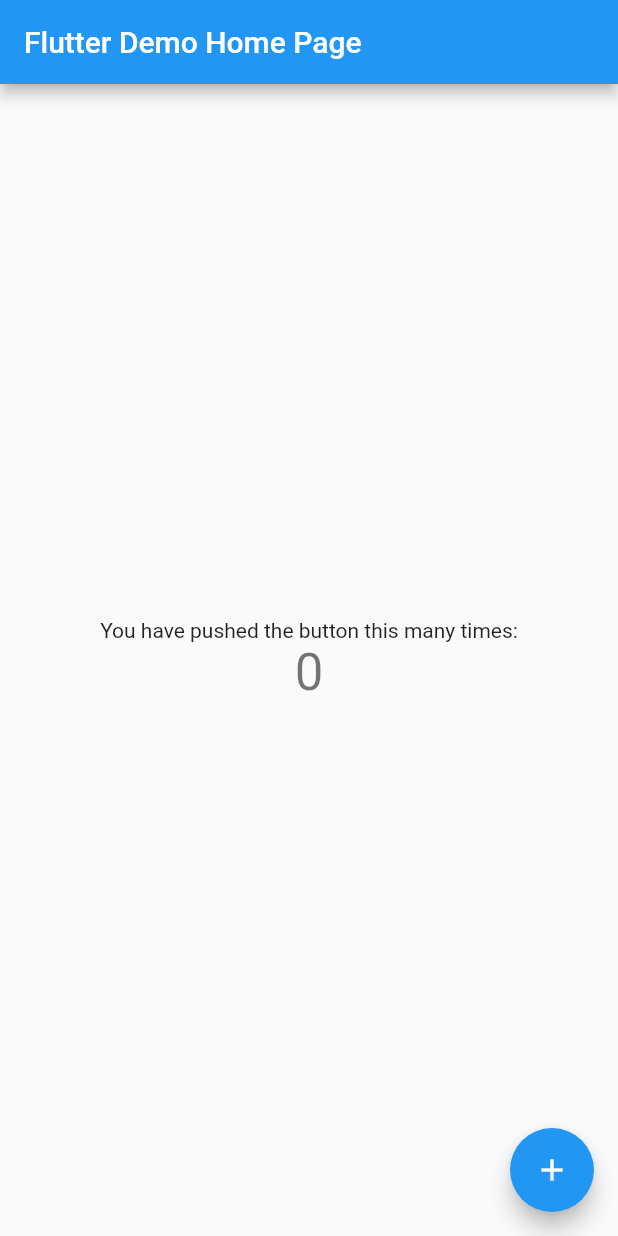
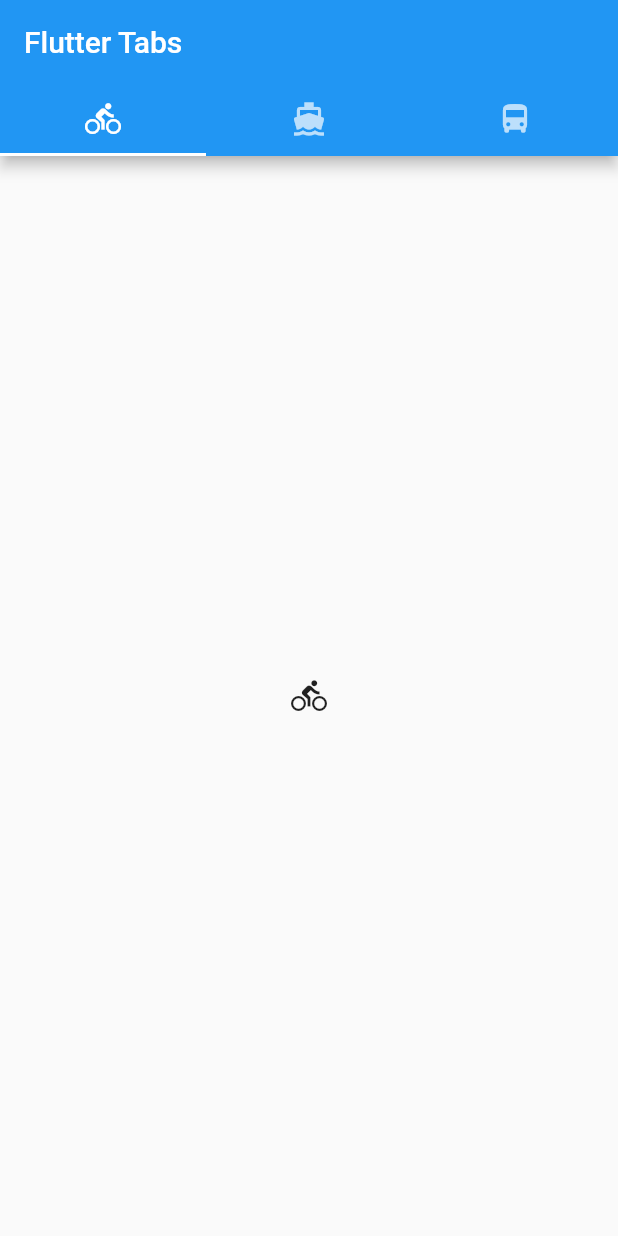
Before and after one commit to AlfredGarciaa/Flutter_Guias, a Flutter app: the screen it shows after launch, on a phone screen of 412 x 824 dp. Run offline on Flutter 3.47's test engine with Material 2 defaults, Android fonts, the phone set to English and light mode, and no system bars.

```diff
--- a/lib/main.dart
+++ b/lib/main.dart
@@ -1,115 +1,32 @@
 import 'package:flutter/material.dart';
 
-void main() {
-  runApp(const MyApp());
-}
+void main() => runApp(const TablessWidget());
 
-class MyApp extends StatelessWidget {
-  const MyApp({super.key});
+class TablessWidget extends StatelessWidget {
+  const TablessWidget({super.key});
 
-  // This widget is the root of your application.
   @override
   Widget build(BuildContext context) {
     return MaterialApp(
-      title: 'Flutter Demo',
-      theme: ThemeData(
-        // This is the theme of your application.
-        //
-        // Try running your application with "flutter run". You'll see the
-        // application has a blue toolbar. Then, without quitting the app, try
-        // changing the primarySwatch below to Colors.green and then invoke
-        // "hot reload" (press "r" in the console where you ran "flutter run",
-        // or simply save your changes to "hot reload" in a Flutter IDE).
-        // Notice that the counter didn't reset back to zero; the application
-        // is not restarted.
-        primarySwatch: Colors.blue,
-      ),
-      home: const MyHomePage(title: 'Flutter Demo Home Page'),
-    );
+        debugShowCheckedModeBanner: false,
+        title: 'Flutter Tabs',
+        home: DefaultTabController(
+            length: 3,
+            child: Scaffold(
+              appBar: AppBar(
+                title: const Text('Flutter Tabs'),
+                  bottom: const TabBar(
+                    tabs: <Widget>[
+                      Tab(icon: Icon(Icons.directions_bike)),
+                      Tab(icon: Icon(Icons.directions_boat)),
+                      Tab(icon: Icon(Icons.directions_bus))
+                    ],
+                  )),
+              body: const TabBarView(children: [
+                Icon(Icons.directions_bike),
+                Icon(Icons.directions_boat),
+                Icon(Icons.directions_bus)
+              ]),
+            )));
   }
 }
-
-class MyHomePage extends StatefulWidget {
-  const MyHomePage({super.key, required this.title});
-
-  // This widget is the home page of your application. It is stateful, meaning
-  // that it has a State object (defined below) that contains fields that affect
-  // how it looks.
-
-  // This class is the configuration for the state. It holds the values (in this
-  // case the title) provided by the parent (in this case the App widget) and
-  // used by the build method of the State. Fields in a Widget subclass are
-  // always marked "final".
-
-  final String title;
-
-  @override
-  State<MyHomePage> createState() => _MyHomePageState();
-}
-
-class _MyHomePageState extends State<MyHomePage> {
-  int _counter = 0;
-
-  void _incrementCounter() {
-    setState(() {
-      // This call to setState tells the Flutter framework that something has
-      // changed in this State, which causes it to rerun the build method below
-      // so that the display can reflect the updated values. If we changed
-      // _counter without calling setState(), then the build method would not be
-      // called again, and so nothing would appear to happen.
-      _counter++;
-    });
-  }
-
-  @override
-  Widget build(BuildContext context) {
-    // This method is rerun every time setState is called, for instance as done
-    // by the _incrementCounter method above.
-    //
-    // The Flutter framework has been optimized to make rerunning build methods
-    // fast, so that you can just rebuild anything that needs updating rather
-    // than having to individually change instances of widgets.
-    return Scaffold(
-      appBar: AppBar(
-        // Here we take the value from the MyHomePage object that was created by
-        // the App.build method, and use it to set our appbar title.
-        title: Text(widget.title),
-      ),
-      body: Center(
-        // Center is a layout widget. It takes a single child and positions it
-        // in the middle of the parent.
-        child: Column(
-          // Column is also a layout widget. It takes a list of children and
-          // arranges them vertically. By default, it sizes itself to fit its
-          // children horizontally, and tries to be as tall as its parent.
-          //
-          // Invoke "debug painting" (press "p" in the console, choose the
-          // "Toggle Debug Paint" action from the Flutter Inspector in Android
-          // Studio, or the "Toggle Debug Paint" command in Visual Studio Code)
-          // to see the wireframe for each widget.
-          //
-          // Column has various properties to control how it sizes itself and
-          // how it positions its children. Here we use mainAxisAlignment to
-          // center the children vertically; the main axis here is the vertical
-          // axis because Columns are vertical (the cross axis would be
-          // horizontal).
-          mainAxisAlignment: MainAxisAlignment.center,
-          children: <Widget>[
-            const Text(
-              'You have pushed the button this many times:',
-            ),
-            Text(
-              '$_counter',
-              style: Theme.of(context).textTheme.headline4,
-            ),
-          ],
-        ),
-      ),
-      floatingActionButton: FloatingActionButton(
-        onPressed: _incrementCounter,
-        tooltip: 'Increment',
-        child: const Icon(Icons.add),
-      ), // This trailing comma makes auto-formatting nicer for build methods.
-    );
-  }
-}
```
